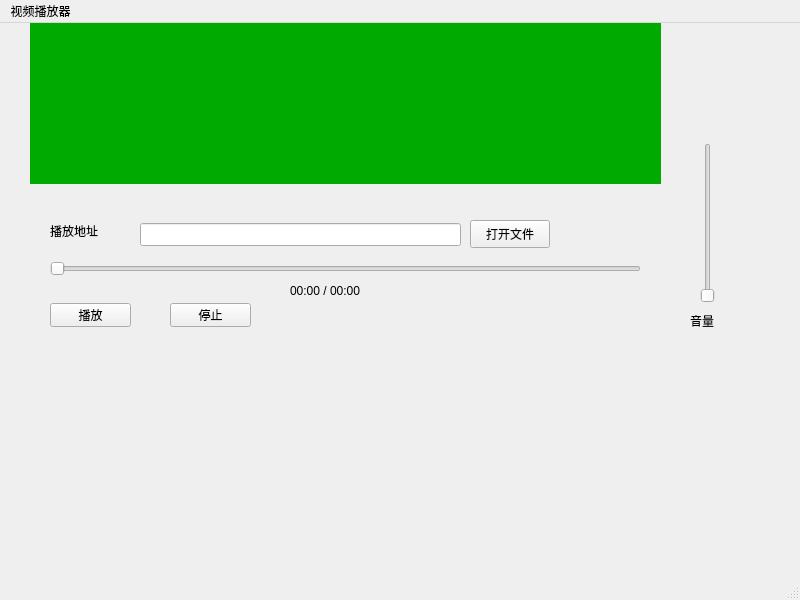
First picture: the form in VideoClientQt/mainwindow.ui, repository jc875/VideoPlay, before the edit.
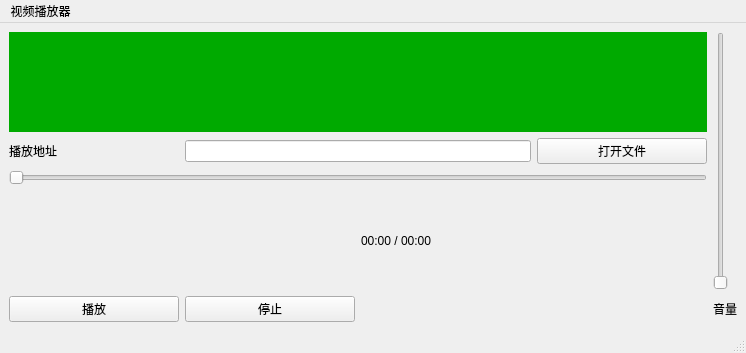
Second picture: the form after the edit.

Commit message: feat(VideoClientQt): 用户用 Designer 栅格布局(QGridLayout)重排界面——视频区跨4列、音量条跨4行

The edit to the form file:
```diff
--- a/VideoClientQt/mainwindow.ui
+++ b/VideoClientQt/mainwindow.ui
@@ -6,148 +6,89 @@
    <rect>
     <x>0</x>
     <y>0</y>
-    <width>800</width>
-    <height>600</height>
+    <width>746</width>
+    <height>353</height>
    </rect>
   </property>
   <property name="windowTitle">
    <string>MainWindow</string>
   </property>
   <widget class="QWidget" name="centralwidget">
-   <widget class="QSlider" name="posSlider">
-    <property name="geometry">
-     <rect>
-      <x>50</x>
-      <y>230</y>
-      <width>591</width>
-      <height>31</height>
-     </rect>
-    </property>
-    <property name="orientation">
-     <enum>Qt::Horizontal</enum>
-    </property>
-   </widget>
-   <widget class="QSlider" name="volumeSlider">
-    <property name="geometry">
-     <rect>
-      <x>700</x>
-      <y>120</y>
-      <width>16</width>
-      <height>160</height>
-     </rect>
-    </property>
-    <property name="orientation">
-     <enum>Qt::Vertical</enum>
-    </property>
-   </widget>
-   <widget class="QPushButton" name="playButton">
-    <property name="geometry">
-     <rect>
-      <x>50</x>
-      <y>280</y>
-      <width>81</width>
-      <height>24</height>
-     </rect>
-    </property>
-    <property name="text">
-     <string>播放</string>
-    </property>
-   </widget>
-   <widget class="QPushButton" name="stopButton">
-    <property name="geometry">
-     <rect>
-      <x>170</x>
-      <y>280</y>
-      <width>81</width>
-      <height>24</height>
-     </rect>
-    </property>
-    <property name="text">
-     <string>停止</string>
-    </property>
-   </widget>
+   <layout class="QGridLayout" name="gridLayout">
+    <item row="0" column="0" colspan="4">
    <widget class="QWidget" name="videoWidget" native="true">
-    <property name="geometry">
-     <rect>
-      <x>30</x>
-      <y>0</y>
-      <width>631</width>
-      <height>161</height>
-     </rect>
-    </property>
     <property name="styleSheet">
      <string notr="true">background-color: rgb(0, 170, 0);</string>
     </property>
    </widget>
+    </item>
+    <item row="0" column="4" rowspan="4">
+     <widget class="QSlider" name="volumeSlider">
+      <property name="orientation">
+       <enum>Qt::Vertical</enum>
+      </property>
+     </widget>
+    </item>
+    <item row="1" column="0">
    <widget class="QLabel" name="label">
-    <property name="geometry">
-     <rect>
-      <x>50</x>
-      <y>200</y>
-      <width>90</width>
-      <height>16</height>
-     </rect>
-    </property>
     <property name="text">
      <string>播放地址</string>
     </property>
    </widget>
-   <widget class="QLineEdit" name="lineEdit">
-    <property name="geometry">
-     <rect>
-      <x>140</x>
-      <y>200</y>
-      <width>321</width>
-      <height>23</height>
-     </rect>
-    </property>
-   </widget>
+    </item>
+    <item row="1" column="1" colspan="2">
+     <widget class="QLineEdit" name="lineEdit"/>
+    </item>
+    <item row="1" column="3">
    <widget class="QPushButton" name="openButton">
-    <property name="geometry">
-     <rect>
-      <x>470</x>
-      <y>197</y>
-      <width>80</width>
-      <height>28</height>
-     </rect>
-    </property>
     <property name="text">
      <string>打开文件</string>
     </property>
    </widget>
+    </item>
+    <item row="2" column="0" colspan="4">
+     <widget class="QSlider" name="posSlider">
+      <property name="orientation">
+       <enum>Qt::Horizontal</enum>
+      </property>
+     </widget>
+    </item>
+    <item row="4" column="0">
+     <widget class="QPushButton" name="playButton">
+      <property name="text">
+       <string>播放</string>
+      </property>
+     </widget>
+    </item>
+    <item row="4" column="1">
+     <widget class="QPushButton" name="stopButton">
+      <property name="text">
+       <string>停止</string>
+      </property>
+     </widget>
+    </item>
+    <item row="4" column="4">
    <widget class="QLabel" name="label_2">
-    <property name="geometry">
-     <rect>
-      <x>690</x>
-      <y>290</y>
-      <width>54</width>
-      <height>16</height>
-     </rect>
-    </property>
     <property name="text">
      <string>音量</string>
     </property>
    </widget>
+    </item>
+    <item row="3" column="2">
    <widget class="QLabel" name="timeLabel">
-    <property name="geometry">
-     <rect>
-      <x>290</x>
-      <y>260</y>
-      <width>180</width>
-      <height>16</height>
-     </rect>
-    </property>
     <property name="text">
      <string>00:00 / 00:00</string>
     </property>
    </widget>
+    </item>
+   </layout>
   </widget>
   <widget class="QMenuBar" name="menubar">
    <property name="geometry">
     <rect>
      <x>0</x>
      <y>0</y>
-     <width>800</width>
+     <width>746</width>
      <height>21</height>
     </rect>
    </property>
```
Lines whose indentation alone changed are shown as unchanged.
